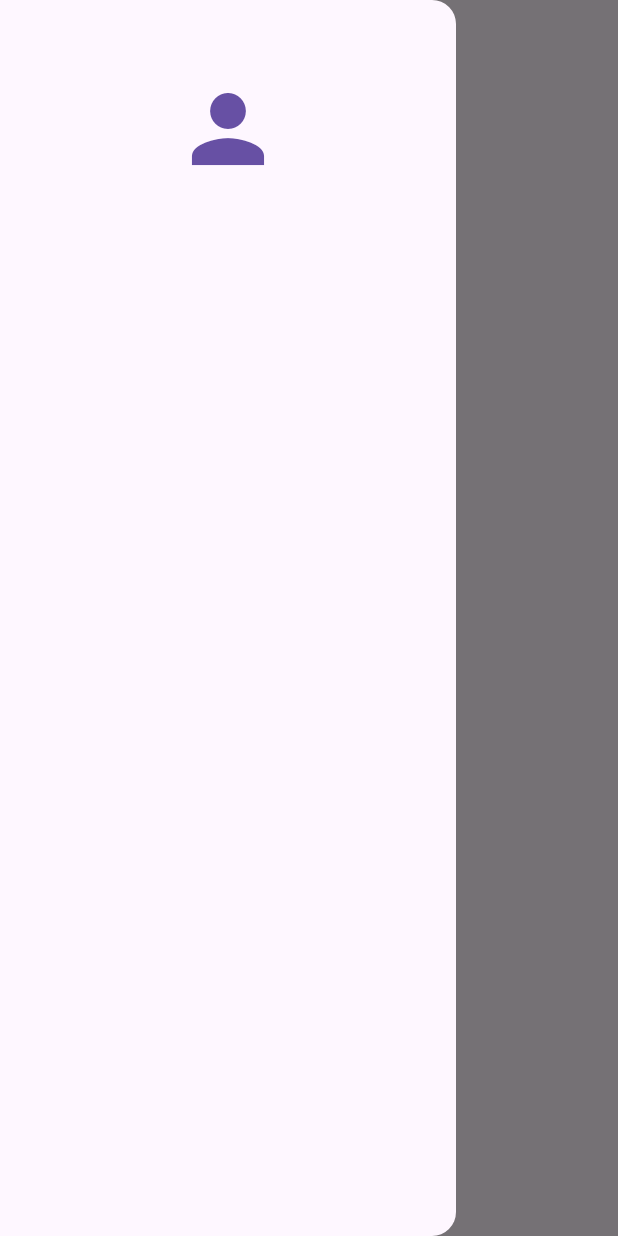
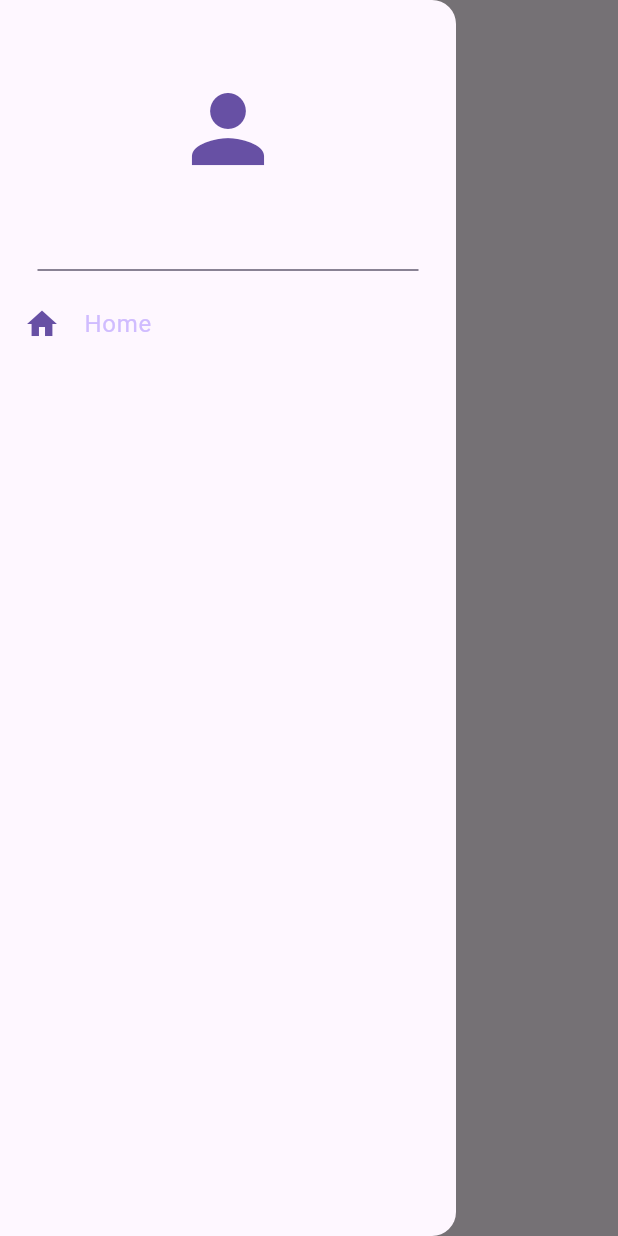
Before and after one commit to sthe-rms/papa-capim, a Flutter app: the screen it shows after launch, with the side drawer open, on a phone screen of 412 x 824 dp. Run offline on Flutter 3.47's test engine with Material 3 defaults, Android fonts, the phone set to English and light mode, and no system bars.

Commit message:
creating my_drawer_tile

```diff
--- a/lib/components/my_drawer.dart
+++ b/lib/components/my_drawer.dart
@@ -1,4 +1,5 @@
 import 'package:flutter/material.dart';
+import 'package:ok/components/my_drawer_tile.dart';
 
 class MyDrawer extends StatelessWidget {
   const MyDrawer({super.key});
@@ -16,8 +17,16 @@ class MyDrawer extends StatelessWidget {
                 Icons.person,
                 size: 72,
                 color: Theme.of(context).colorScheme.primary,
-                )
-              )
+                ),
+              ),
+
+              Divider(
+                indent: 25,
+                endIndent: 25,
+                color: Theme.of(context).colorScheme.secondary,
+              ),
+
+              MyDrawerTile(),
           ],
         ),
       )
--- /dev/null
+++ b/lib/components/my_drawer_tile.dart
@@ -0,0 +1,17 @@
+import 'package:flutter/material.dart';
+
+class MyDrawerTile extends StatelessWidget {
+  const MyDrawerTile({super.key});
+
+  @override
+  Widget build(BuildContext context){
+    return ListTile(
+      title: Text(
+        'Home',
+        style: TextStyle(color: Theme.of(context).colorScheme.inversePrimary),
+      ),
+      leading: Icon(Icons.home, color: Theme.of(context).colorScheme.primary),
+      onTap: () {},
+    );
+  }
+}
```
